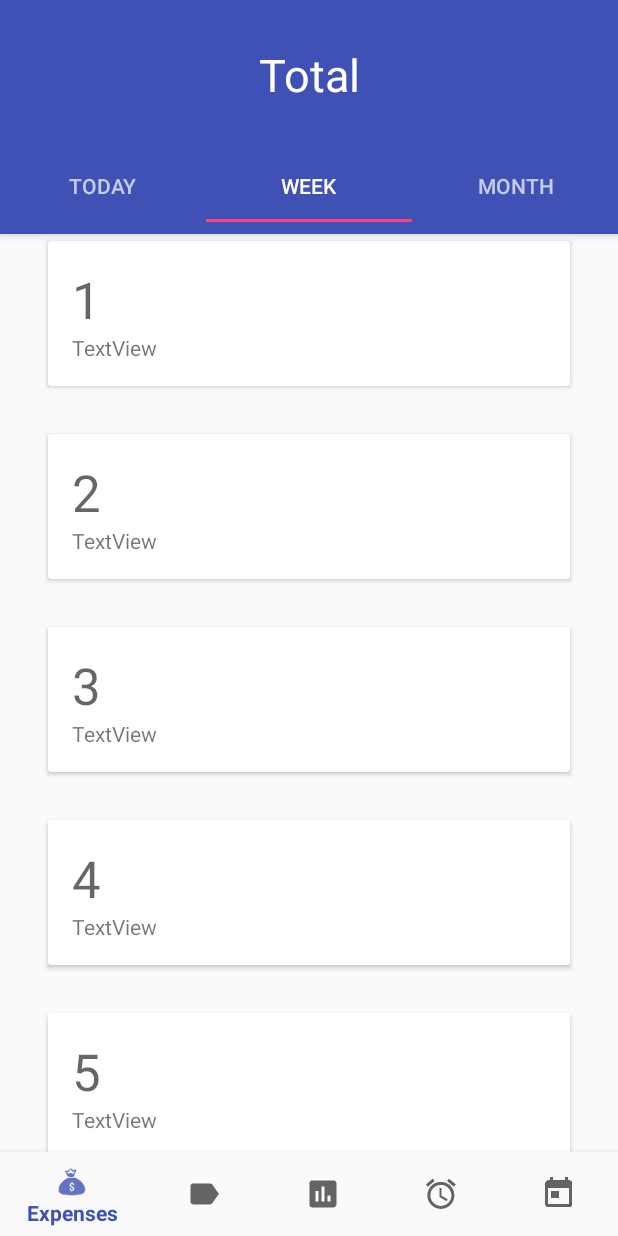
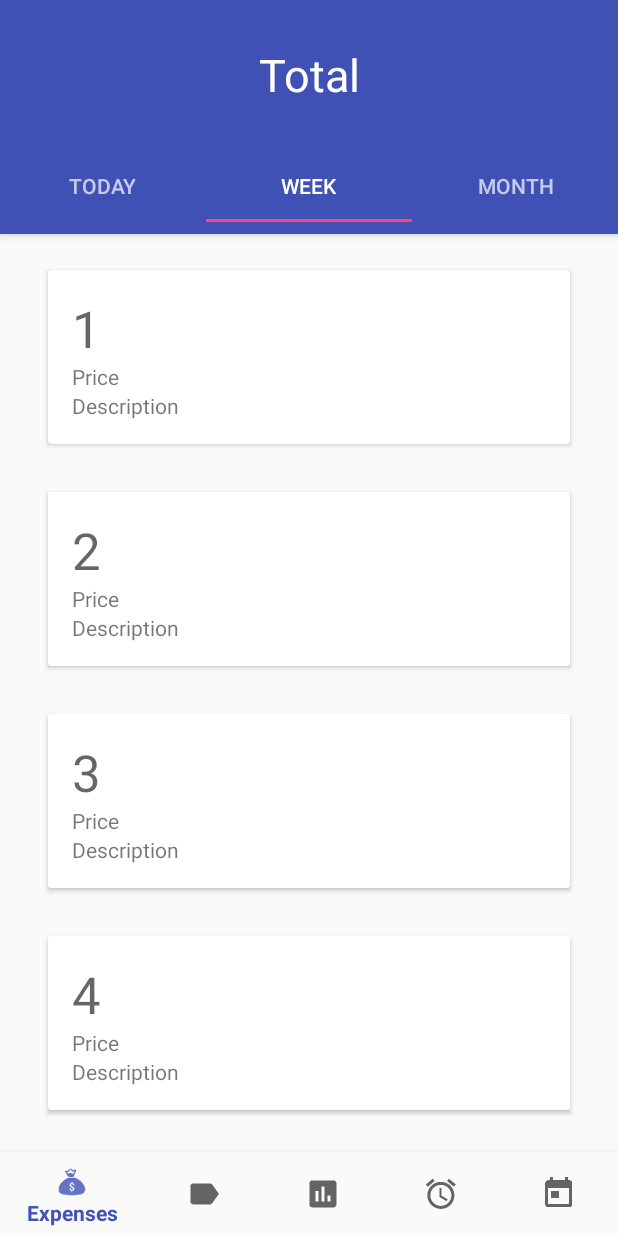
Before and after one commit to chhomchhom/projectExpense, an Android app: the screen it shows after launch (MainActivity), tab 2 chosen, on a phone screen of 412 x 824 dp. Run offline under Robolectric (Android 15) with nearby library versions, the phone set to English and light mode, and no system bars.

Commit message:
added categories class and edited some of recyclerview for today fragment

```diff
--- a/app/src/main/java/com/projectexpense2/virackdara/projectexpense2/fragments/ExpensesFragment.java
+++ b/app/src/main/java/com/projectexpense2/virackdara/projectexpense2/fragments/ExpensesFragment.java
@@ -11,6 +11,7 @@ import android.view.ViewGroup;
 
 import com.projectexpense2.virackdara.projectexpense2.R;
 import com.projectexpense2.virackdara.projectexpense2.adapters.PagerAdapter;
+import com.projectexpense2.virackdara.projectexpense2.objects.Categories;
 import com.projectexpense2.virackdara.projectexpense2.objects.ExpenseCard;
 
 import java.util.Date;
@@ -52,9 +53,9 @@ public class ExpensesFragment extends Fragment{
 
     //description is optional
     //call based on if description is null or not
-    public ExpenseCard addExpense(String title, String amount, String description){
+    public ExpenseCard addExpense(String title, String amount, String description, Categories cat){
         Date myDate = new Date();
-        ExpenseCard myCard = new ExpenseCard (title,amount,myDate);
+        ExpenseCard myCard = new ExpenseCard (title,amount,myDate, cat);
 
         return myCard;
     }
--- a/app/src/main/java/com/projectexpense2/virackdara/projectexpense2/fragments/MonthTabFragment.java
+++ b/app/src/main/java/com/projectexpense2/virackdara/projectexpense2/fragments/MonthTabFragment.java
@@ -13,6 +13,7 @@ import android.view.ViewGroup;
 
 import com.projectexpense2.virackdara.projectexpense2.R;
 import com.projectexpense2.virackdara.projectexpense2.adapters.ExpenseCardAdapter;
+import com.projectexpense2.virackdara.projectexpense2.objects.Categories;
 import com.projectexpense2.virackdara.projectexpense2.objects.ExpenseCard;
 
 import java.util.ArrayList;
@@ -37,7 +38,8 @@ public class MonthTabFragment extends Fragment {
         expenseCards = new ArrayList<>();
 
         for(int i = 0; i<=10;i++){
-            ExpenseCard expenseCard = new ExpenseCard("Title"+i+1,i+"",new Date());
+            Categories cat = new Categories("Food");
+            ExpenseCard expenseCard = new ExpenseCard("Title"+i+1,i+"",new Date(),cat);
             expenseCards.add(expenseCard);
         }
 
--- a/app/src/main/java/com/projectexpense2/virackdara/projectexpense2/fragments/TodayTabFragment.java
+++ b/app/src/main/java/com/projectexpense2/virackdara/projectexpense2/fragments/TodayTabFragment.java
@@ -13,6 +13,7 @@ import android.view.ViewGroup;
 
 import com.projectexpense2.virackdara.projectexpense2.R;
 import com.projectexpense2.virackdara.projectexpense2.adapters.ExpenseCardAdapter;
+import com.projectexpense2.virackdara.projectexpense2.objects.Categories;
 import com.projectexpense2.virackdara.projectexpense2.objects.ExpenseCard;
 
 import java.util.ArrayList;
@@ -37,7 +38,8 @@ public class TodayTabFragment extends Fragment {
         expenseCards = new ArrayList<>();
 
         for(int i = 0; i<=10;i++){
-            ExpenseCard expenseCard = new ExpenseCard("Title"+i+1,i+"",new Date());
+            Categories cat = new Categories("Food");
+            ExpenseCard expenseCard = new ExpenseCard("Title"+i+1,i+"",new Date(),cat);
             expenseCards.add(expenseCard);
         }
 
--- a/app/src/main/java/com/projectexpense2/virackdara/projectexpense2/fragments/WeekTabFragment.java
+++ b/app/src/main/java/com/projectexpense2/virackdara/projectexpense2/fragments/WeekTabFragment.java
@@ -13,6 +13,7 @@ import android.view.ViewGroup;
 
 import com.projectexpense2.virackdara.projectexpense2.R;
 import com.projectexpense2.virackdara.projectexpense2.adapters.ExpenseCardAdapter;
+import com.projectexpense2.virackdara.projectexpense2.objects.Categories;
 import com.projectexpense2.virackdara.projectexpense2.objects.ExpenseCard;
 
 import java.util.ArrayList;
@@ -37,7 +38,8 @@ public class WeekTabFragment extends Fragment {
         expenseCards = new ArrayList<>();
 
         for(int i = 0; i<=10;i++){
-            ExpenseCard expenseCard = new ExpenseCard("Title"+i+1,i+"",new Date());
+            Categories cat = new Categories("Food");
+            ExpenseCard expenseCard = new ExpenseCard("Title"+i+1,i+"",new Date(),cat);
             expenseCards.add(expenseCard);
         }
 
--- /dev/null
+++ b/app/src/main/java/com/projectexpense2/virackdara/projectexpense2/objects/Categories.java
@@ -0,0 +1,17 @@
+package com.projectexpense2.virackdara.projectexpense2.objects;
+
+public class Categories {
+    private String title;
+
+    public Categories(String title){
+        this.title = title;
+    }
+
+    public String getTitle() {
+        return title;
+    }
+
+    public void setTitle(String title) {
+        this.title = title;
+    }
+}
--- a/app/src/main/java/com/projectexpense2/virackdara/projectexpense2/objects/ExpenseCard.java
+++ b/app/src/main/java/com/projectexpense2/virackdara/projectexpense2/objects/ExpenseCard.java
@@ -7,13 +7,15 @@ public class ExpenseCard {
     private String amount;
     private Date date;
     private String description;
+    private Categories categories;
 
     //constructor
     //discription is optional
-    public ExpenseCard(String title, String amount, Date date){
+    public ExpenseCard(String title, String amount, Date date, Categories cat){
         this.title = title;
         this.amount = amount;
         this.date = date;
+        this.categories=cat;
     }
 
 
--- a/app/src/main/res/layout/list_item.xml
+++ b/app/src/main/res/layout/list_item.xml
@@ -26,7 +26,12 @@
                 android:id="@+id/expensePrice"
                 android:layout_width="match_parent"
                 android:layout_height="wrap_content"
-                android:text="TextView" />
+                android:text="Price" />
+            <TextView
+                android:id="@+id/expenseDescription"
+                android:layout_width="match_parent"
+                android:layout_height="wrap_content"
+                android:text="Description" />
         </LinearLayout>
     </android.support.v7.widget.CardView>
 
```
